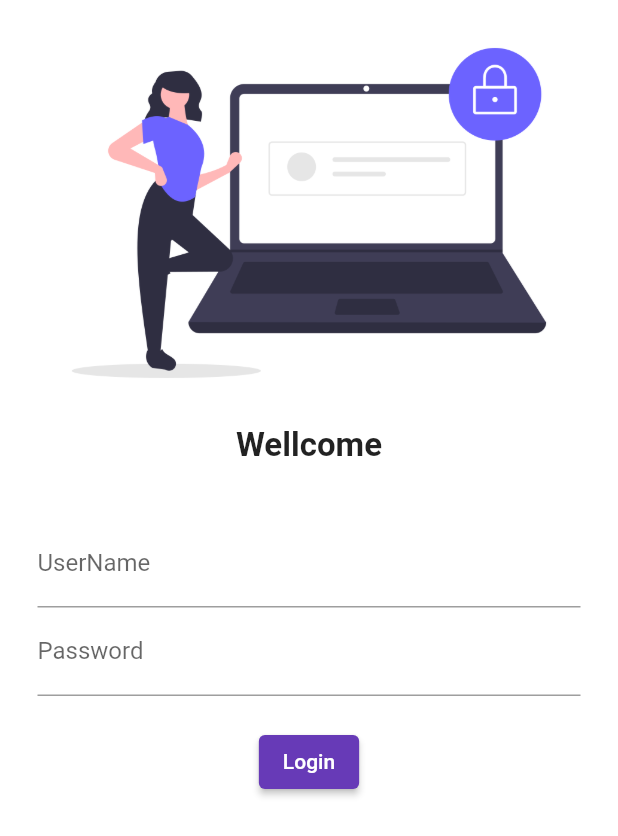
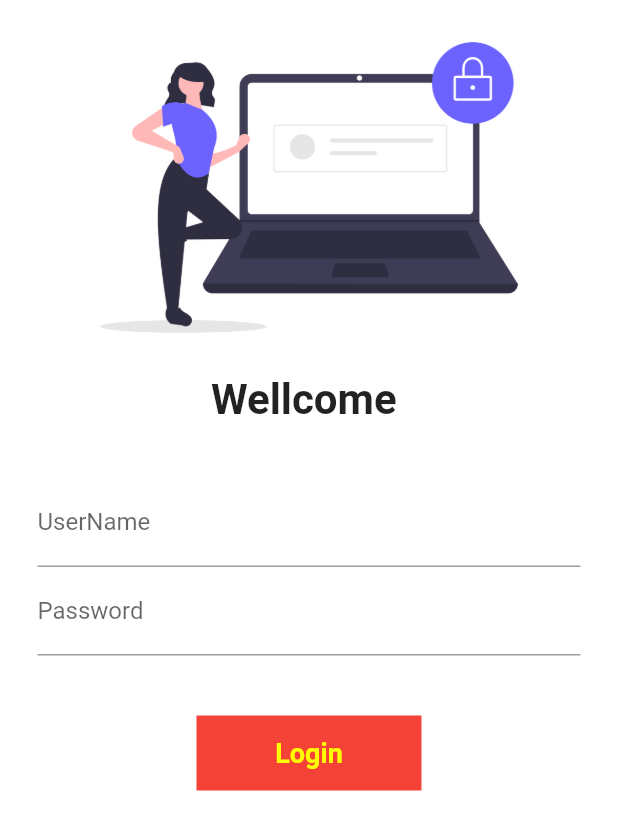
Before and after one commit to Mamoonshahzad/Test_Repository, a Flutter app: the screen it shows after launch, on a phone screen of 412 x 824 dp. Shown: the top 836 px of the screen. Run offline on Flutter 3.47's test engine with Material 2 defaults, Android fonts, the phone set to English and light mode, and no system bars.

Commit message:
day 6 completed

```diff
--- a/lib/Pages/login_page.dart
+++ b/lib/Pages/login_page.dart
@@ -1,19 +1,33 @@
 import 'package:flutter/material.dart';
 
-class LoginPage extends StatelessWidget {
+import '../utils/routes.dart';
+
+class LoginPage extends StatefulWidget {
   const LoginPage({Key? key}) : super(key: key);
 
+  @override
+  State<LoginPage> createState() => _LoginPageState();
+}
+
+class _LoginPageState extends State<LoginPage> {
+
+  String name = "";
+  bool changeButton = false;
   @override
   Widget build(BuildContext context) {
     return Material(
         color: Colors.white,
+        child: SingleChildScrollView(
           child: Column(
             children: [
-            Image.asset("assets/images/login_image.png", fit: BoxFit.cover),
-            const Text(
-              "Wellcome",
-              style: TextStyle(
-                fontSize: 22,
+              Image.asset("assets/images/login_image.png",
+                  fit: BoxFit.cover,
+                  height: 250,
+              ),
+              Text(
+                "Wellcome $name",
+                style: const TextStyle(
+                  fontSize: 28,
                   fontWeight: FontWeight.bold,
                 ),
               ),
@@ -28,6 +42,10 @@ class LoginPage extends StatelessWidget {
                           hintText: "Enter UserName",
                           labelText: "UserName",
                         ),
+                        onChanged: (value){
+                          name = value;
+                          setState(() {});
+                        },
                       ),
                       TextFormField(
                         obscureText: true,
@@ -37,21 +55,61 @@ class LoginPage extends StatelessWidget {
                         ),
                       ),
                       const SizedBox(
-                      height: 20.0,
+                        height: 40.0,
                       ),
 
-                    ElevatedButton(
+                      InkWell(
+                        onTap: () async{
+                          setState(() {
+                            changeButton = true;
+                          });
+                          await Future.delayed(const Duration(seconds: 1));
+                          // ignore: use_build_context_synchronously
+                          Navigator.pushNamed(context, MyRoutes.homeRoute);
+                        },
+                        child: AnimatedContainer(
+                          duration: const Duration(seconds: 1),
+                          width: changeButton? 50 : 150,
+                          height: 50,
+                          alignment: Alignment.center,
+                          decoration: BoxDecoration(
+                            color: Colors.red,
+                            shape: changeButton
+                              ?BoxShape.circle
+                              :BoxShape.rectangle,
+                            //borderRadius: BorderRadius.circular(changeButton? 20:8),
+                        ),
+                          child:  const Text(
+                            "Login",
+                            style: TextStyle(color: Colors.yellowAccent,
+                                fontWeight: FontWeight.bold,
+                                fontSize: 18
+                            ),
+                          ),
+
+
+
+
+                        ),
+                      ),
+
+                      /*ElevatedButton(
+
+                        style: TextButton.styleFrom(minimumSize: const Size(150, 45),
+                        backgroundColor: Colors.red),
                         child: const Text("Login"),
                         onPressed: (){
+                          Navigator.pushNamed(context, MyRoutes.homeRoute);
+                        },
 
-                      },
-                    )
+                      )*/
                     ],
                   )
 
               )
 
             ],
+          ),
         ));
   }
 }
--- a/lib/main.dart
+++ b/lib/main.dart
@@ -2,6 +2,7 @@ import 'package:flutter/material.dart';
 
 import 'package:practice_flutter_app/Pages/home_page.dart';
 import 'package:practice_flutter_app/Pages/login_page.dart';
+import 'package:practice_flutter_app/utils/routes.dart';
 
 
 
@@ -25,8 +26,8 @@ class MyApp extends StatelessWidget {
       initialRoute: "/",
       routes: {
         "/": (context) => const LoginPage(),
-        "/home": (context) => const HomePage(),
-        "/login": (context) => const LoginPage()
+        MyRoutes.homeRoute: (context) => const HomePage(),
+        MyRoutes.loginRoute: (context) => const LoginPage()
       },
     );
   }
--- a/lib/utils/routes.dart
+++ b/lib/utils/routes.dart
@@ -0,0 +1,5 @@
+class MyRoutes{
+  static String loginRoute = "/login";
+  static String homeRoute = "/home";
+
+}
```
Lines whose indentation alone changed are shown as unchanged.
